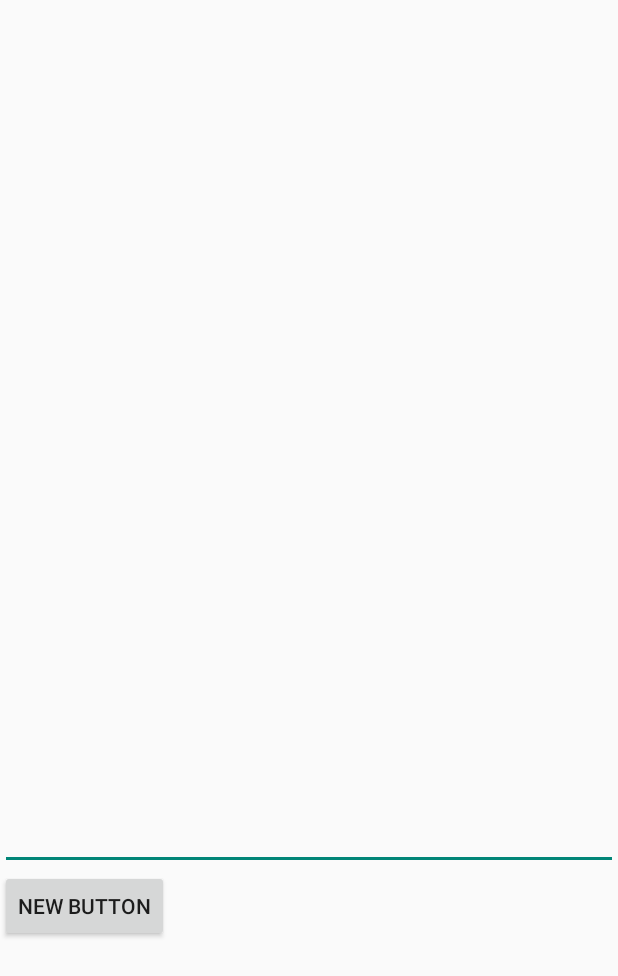
After one commit to abones/EducationDemo, an Android app: the FirstFragmentActivity screen opened directly, with no data from a screen before it, on a phone screen of 412 x 824 dp. The commit adds this screen. Shown: the top 976 px of the screen. Run offline under Robolectric (Android 15) with nearby library versions, the phone set to English and light mode, and no system bars; 2 statements that could not run were skipped.

Commit message:
Реализация общения между часами и планшетом: 1. Реализована отправка сообщений 2. Реализовано получение сообщений часами

```diff
--- a/mobile/src/main/AndroidManifest.xml
+++ b/mobile/src/main/AndroidManifest.xml
@@ -16,6 +16,10 @@
                 <category android:name="android.intent.category.LAUNCHER" />
             </intent-filter>
         </activity>
+        <activity android:name=".FirstFragmentActivity"></activity>
+        <activity android:name=".SecondFragmentActivity"></activity>
+        <meta-data android:name="com.google.android.gms.version" android:value="@integer/google_play_services_version" />
     </application>
 
+
 </manifest>
--- /dev/null
+++ b/mobile/src/main/java/ru/sibhtc/educationdemo/FirstFragmentActivity.java
@@ -0,0 +1,110 @@
+package ru.sibhtc.educationdemo;
+
+import android.app.Activity;
+import android.os.Bundle;
+import android.text.TextUtils;
+import android.view.View;
+import android.widget.ArrayAdapter;
+import android.widget.Button;
+import android.widget.EditText;
+import android.widget.ListView;
+import android.widget.TextView;
+
+import com.google.android.gms.common.api.GoogleApiClient;
+import com.google.android.gms.wearable.MessageApi;
+import com.google.android.gms.wearable.Node;
+import com.google.android.gms.wearable.NodeApi;
+import com.google.android.gms.wearable.Wearable;
+
+import static com.google.android.gms.internal.zzhu.runOnUiThread;
+
+/**
+ * Created by Антон on 15.09.2015.
+ **/
+public class FirstFragmentActivity extends Activity implements GoogleApiClient.ConnectionCallbacks {
+    private final String TEST_MESSAGE_PATH = "/message";
+    private static final String START_ACTIVITY = "/start_activity";
+
+    private Button sendButton;
+    private TextView receivedMessagesTextView;
+    private EditText sendMessage;
+    private ListView listView;
+
+    private GoogleApiClient apiClient;
+    private ArrayAdapter<String> mAdapter;
+
+    protected void onCreate(Bundle savedInstanceState) {
+        super.onCreate(savedInstanceState);
+        setContentView(R.layout.fragment_one);
+
+        init();
+        initGoogleApiClient();
+    }
+
+    private void initGoogleApiClient() {
+        apiClient = new GoogleApiClient.Builder(this)
+                .addApi( Wearable.API )
+                .build();
+
+        apiClient.connect();
+    }
+
+    private void init(){
+        sendButton = (Button) findViewById(R.id.test_btn);
+        sendMessage = (EditText) findViewById(R.id.editText);
+        listView = (ListView) findViewById(R.id.listView);
+
+        mAdapter = new ArrayAdapter<>(this, android.R.layout.simple_list_item_1 );
+        listView.setAdapter(mAdapter);
+
+        sendButton.setOnClickListener(new View.OnClickListener() {
+            @Override
+            public void onClick(View v) {
+                String text = sendMessage.getText().toString();
+                if (!TextUtils.isEmpty(text)) {
+                    mAdapter.add(text);
+                    mAdapter.notifyDataSetChanged();
+
+                    sendMessage(TEST_MESSAGE_PATH, text);
+                }
+            }
+        });
+
+    }
+
+    private void sendMessage( final String path, final String text ) {
+        new Thread( new Runnable() {
+            @Override
+            public void run() {
+                NodeApi.GetConnectedNodesResult nodes = Wearable.NodeApi.getConnectedNodes( apiClient ).await();
+                for(Node node : nodes.getNodes()) {
+                    MessageApi.SendMessageResult result = Wearable.MessageApi.sendMessage(
+                            apiClient, node.getId(), path, text.getBytes() ).await();
+                }
+
+                runOnUiThread( new Runnable() {
+                    @Override
+                    public void run() {
+                        sendMessage.setText( "" );
+                    }
+                });
+            }
+        }).start();
+    }
+
+    @Override
+    public void onConnected(Bundle bundle) {
+        sendMessage(START_ACTIVITY, "");
+    }
+
+    @Override
+    public void onConnectionSuspended(int i) {
+
+    }
+
+    @Override
+    public void onDestroy() {
+        super.onDestroy();
+        apiClient.disconnect();
+    }
+}
--- a/mobile/src/main/res/layout/fragment_one.xml
+++ b/mobile/src/main/res/layout/fragment_one.xml
@@ -2,6 +2,27 @@
 <LinearLayout
     xmlns:android="http://schemas.android.com/apk/res/android"
     android:orientation="vertical" android:layout_width="match_parent"
-    android:layout_height="match_parent">
+    android:layout_height="match_parent"
+    android:weightSum="1">
+
+
+    <ListView
+        android:layout_width="match_parent"
+        android:layout_height="339dp"
+        android:id="@+id/listView"
+        android:layout_weight="0.50" />
+
+    <EditText
+        android:layout_width="match_parent"
+        android:layout_height="wrap_content"
+        android:inputType="textEmailAddress"
+        android:ems="10"
+        android:id="@+id/editText" />
+
+    <Button
+        android:layout_width="wrap_content"
+        android:layout_height="wrap_content"
+        android:text="New Button"
+        android:id="@+id/test_btn" />
 
 </LinearLayout>
--- a/mobile/src/main/res/values/strings.xml
+++ b/mobile/src/main/res/values/strings.xml
@@ -3,4 +3,9 @@
 
     <string name="hello_world">Hello world!</string>
     <string name="action_settings">Settings</string>
+    <string name="success_message">Сообщение успешно отправлено!</string>
+    <string name="error_message">Не удалось отправить сообщение!</string>
+    <string name="peer_connected">Устройство подключено!</string>
+    <string name="peer_disconnected">Устройство отключено!</string>
+    <string name="wearable_api_unavailable">API носимых устройств не доступно!</string>
 </resources>
```
Also changed, not shown: mobile/src/main/java/ru/sibhtc/educationdemo/FirstFragment.java (deleted, +0 -25 lines), mobile/src/main/java/ru/sibhtc/educationdemo/MainActivity.java (+23 -79 lines), mobile/src/main/java/ru/sibhtc/educationdemo/MyTabListener.java (deleted, +0 -40 lines), mobile/src/main/java/ru/sibhtc/educationdemo/SecondFragment.java (deleted, +0 -25 lines), mobile/src/main/java/ru/sibhtc/educationdemo/SecondFragmentActivity.java (added, +16 -0 lines), mobile/src/main/res/layout/activity_main.xml (+25 -12 lines), wear/src/main/AndroidManifest.xml (+10 -6 lines), wear/src/main/java/ru/sibhtc/educationdemo/MainActivity.java (+102 -8 lines), wear/src/main/java/ru/sibhtc/educationdemo/WearMessageListenerService.java (added, +20 -0 lines), wear/src/main/res/layout/activity_main.xml (+8 -7 lines), wear/src/main/res/layout/list_item.xml (added, +13 -0 lines), wear/src/main/res/values/strings.xml (+7 -0 lines), 3 other files.
